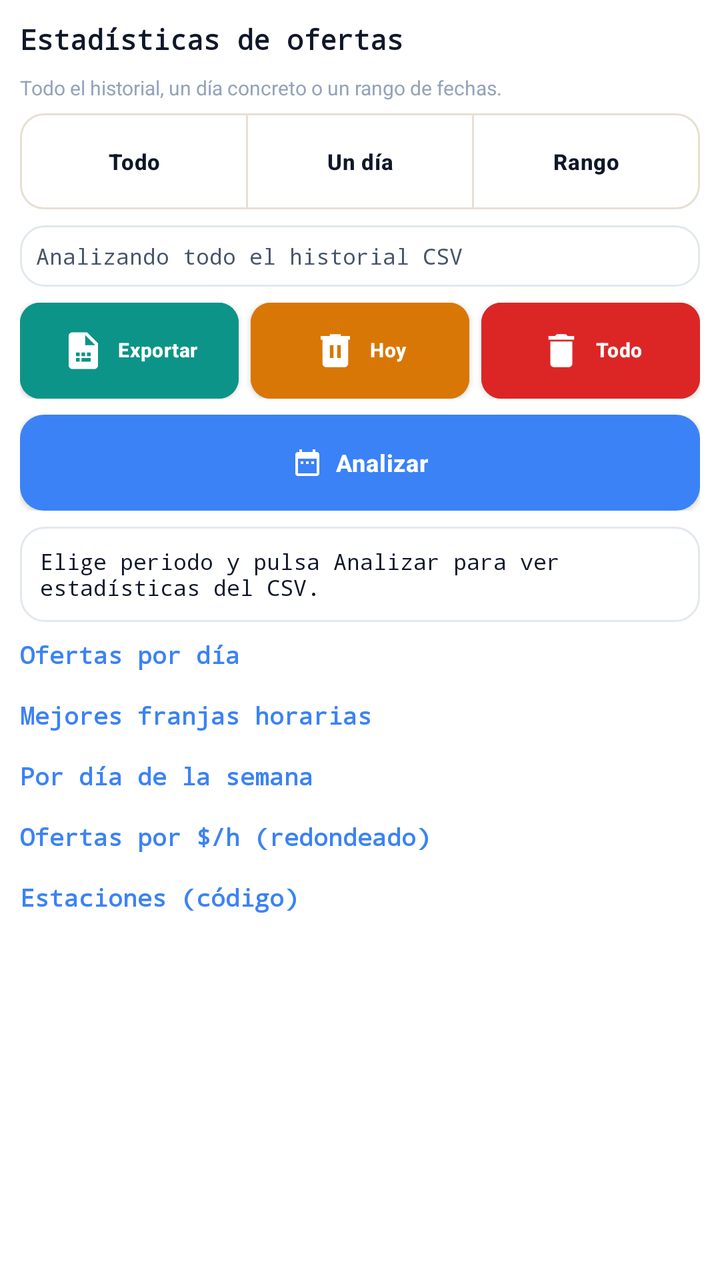
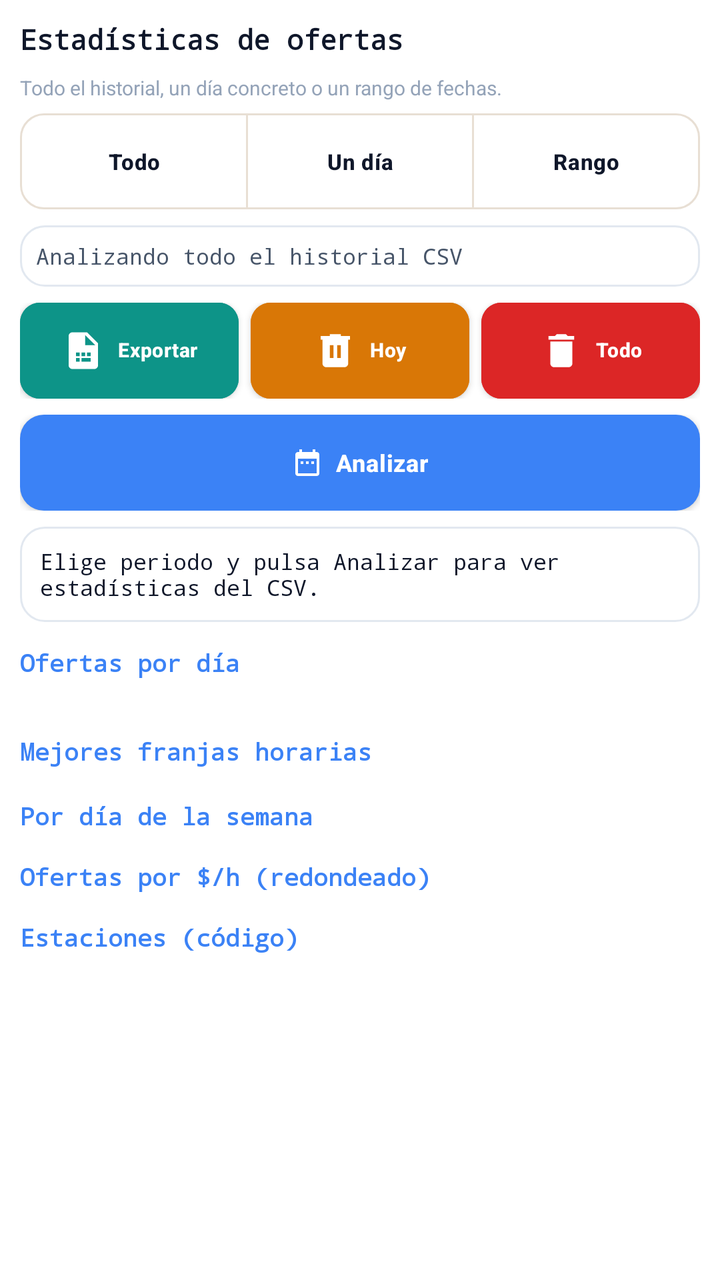

An Android layout rendered at two revisions. The XML below is the earlier revision; the diff shows what the commit changed to produce the second picture.
<!-- AndroidManifest.xml: application theme AppTheme -->
<!-- res/layout/fragment_offer_stats.xml -->
<?xml version="1.0" encoding="utf-8"?>
<ScrollView xmlns:android="http://schemas.android.com/apk/res/android"
    xmlns:app="http://schemas.android.com/apk/res-auto"
    android:layout_width="match_parent"
    android:layout_height="match_parent"
    android:background="@color/bg_page"
    android:fillViewport="true">

    <LinearLayout
        android:layout_width="match_parent"
        android:layout_height="wrap_content"
        android:orientation="vertical"
        android:padding="10dp">

        <TextView
            android:layout_width="match_parent"
            android:layout_height="wrap_content"
            android:text="@string/offer_stats_title"
            android:textColor="@color/text_primary"
            android:textSize="14sp"
            android:textStyle="bold"
            android:fontFamily="monospace"
            android:layout_marginBottom="8dp" />

        <TextView
            android:layout_width="match_parent"
            android:layout_height="wrap_content"
            android:text="@string/offer_stats_range_hint"
            android:textColor="@color/text_hint"
            android:textSize="10sp"
            android:layout_marginBottom="6dp" />

        <com.google.android.material.button.MaterialButtonToggleGroup
            android:id="@+id/toggleOfferStatsRange"
            android:layout_width="match_parent"
            android:layout_height="wrap_content"
            android:layout_marginBottom="8dp"
            app:singleSelection="true"
            app:selectionRequired="true">

            <com.google.android.material.button.MaterialButton
                android:id="@+id/btnStatsRangeAll"
                style="@style/SparkButtonSecondary"
                android:layout_width="0dp"
                android:layout_height="wrap_content"
                android:layout_weight="1"
                android:text="@string/offer_stats_range_all"
                android:textSize="11sp"
                android:checked="true" />

            <com.google.android.material.button.MaterialButton
                android:id="@+id/btnStatsRangeDay"
                style="@style/SparkButtonSecondary"
                android:layout_width="0dp"
                android:layout_height="wrap_content"
                android:layout_weight="1"
                android:text="@string/offer_stats_range_day"
                android:textSize="11sp" />

            <com.google.android.material.button.MaterialButton
                android:id="@+id/btnStatsRangePeriod"
                style="@style/SparkButtonSecondary"
                android:layout_width="0dp"
                android:layout_height="wrap_content"
                android:layout_weight="1"
                android:text="@string/offer_stats_range_period"
                android:textSize="11sp" />
        </com.google.android.material.button.MaterialButtonToggleGroup>

        <TextView
            android:id="@+id/tvOfferStatsRangeLabel"
            android:layout_width="match_parent"
            android:layout_height="wrap_content"
            android:background="@drawable/stat_card"
            android:padding="8dp"
            android:text="@string/offer_stats_range_all_label"
            android:textColor="@color/text_secondary"
            android:textSize="11sp"
            android:fontFamily="monospace"
            android:layout_marginBottom="8dp" />

        <android.widget.GridLayout
            android:layout_width="match_parent"
            android:layout_height="wrap_content"
            android:columnCount="3"
            android:rowCount="1"
            android:alignmentMode="alignBounds"
            android:layout_marginBottom="8dp">

            <com.google.android.material.button.MaterialButton
                android:id="@+id/btnStatsExportAll"
                style="@style/HistorialActionButton"
                android:layout_width="0dp"
                android:layout_height="@dimen/hist_action_btn_height"
                android:layout_columnWeight="1"
                android:layout_row="0"
                android:layout_column="0"
                android:layout_marginEnd="3dp"
                android:backgroundTint="@color/hist_action_csv_bg"
                android:text="@string/offer_stats_export_all"
                android:textSize="10sp"
                app:icon="@drawable/ic_hist_csv" />

            <com.google.android.material.button.MaterialButton
                android:id="@+id/btnStatsClearToday"
                style="@style/HistorialActionButton"
                android:layout_width="0dp"
                android:layout_height="@dimen/hist_action_btn_height"
                android:layout_columnWeight="1"
                android:layout_row="0"
                android:layout_column="1"
                android:layout_marginStart="3dp"
                android:layout_marginEnd="3dp"
                android:backgroundTint="@color/hist_action_today_bg"
                android:text="@string/offer_stats_clear_today"
                android:textSize="10sp"
                app:icon="@drawable/ic_hist_trash_today" />

            <com.google.android.material.button.MaterialButton
                android:id="@+id/btnStatsClearAll"
                style="@style/HistorialActionButton"
                android:layout_width="0dp"
                android:layout_height="@dimen/hist_action_btn_height"
                android:layout_columnWeight="1"
                android:layout_row="0"
                android:layout_column="2"
                android:layout_marginStart="3dp"
                android:backgroundTint="@color/hist_action_all_bg"
                android:text="@string/offer_stats_clear_all"
                android:textSize="10sp"
                app:icon="@drawable/ic_hist_trash_all" />
        </android.widget.GridLayout>

        <LinearLayout
            android:layout_width="match_parent"
            android:layout_height="wrap_content"
            android:orientation="horizontal"
            android:gravity="center_vertical"
            android:layout_marginBottom="8dp">

            <com.google.android.material.button.MaterialButton
                android:id="@+id/btnPickOfferStatsDate"
                style="@style/SparkButtonSecondary"
                android:layout_width="0dp"
                android:layout_height="wrap_content"
                android:layout_weight="1"
                android:layout_marginEnd="6dp"
                android:text="@string/offer_stats_pick_day"
                android:textSize="11sp"
                android:visibility="gone"
                app:icon="@drawable/ic_hist_calendar"
                app:iconGravity="textStart"
                app:iconPadding="6dp"
                app:iconSize="16dp"
                app:iconTint="@color/text_primary" />

            <com.google.android.material.button.MaterialButton
                android:id="@+id/btnRefreshOfferStats"
                style="@style/SparkButtonPrimary"
                android:layout_width="0dp"
                android:layout_height="wrap_content"
                android:layout_weight="1"
                android:text="@string/offer_stats_analyze"
                android:textSize="12sp"
                app:icon="@drawable/ic_hist_calendar"
                app:iconGravity="textStart"
                app:iconPadding="6dp"
                app:iconSize="16dp"
                app:iconTint="@color/button_primary_text" />
        </LinearLayout>

        <TextView
            android:id="@+id/tvOfferStatsSummary"
            android:layout_width="match_parent"
            android:layout_height="wrap_content"
            android:background="@drawable/stat_card"
            android:padding="10dp"
            android:text="@string/offer_stats_empty"
            android:textColor="@color/text_primary"
            android:textSize="11sp"
            android:fontFamily="monospace"
            android:layout_marginBottom="8dp" />

        <TextView
            android:id="@+id/tvOfferStatsDailyHeader"
            android:layout_width="match_parent"
            android:layout_height="wrap_content"
            android:text="@string/offer_stats_daily_header"
            android:textColor="@color/accent_teal"
            android:textSize="12sp"
            android:textStyle="bold"
            android:fontFamily="monospace"
            android:layout_marginBottom="4dp" />

        <FrameLayout
            android:id="@+id/statsDailyTableHost"
            android:layout_width="match_parent"
            android:layout_height="wrap_content"
            android:layout_marginBottom="10dp" />

        <TextView
            android:layout_width="match_parent"
            android:layout_height="wrap_content"
            android:text="@string/offer_stats_hourly_header"
            android:textColor="@color/accent_teal"
            android:textSize="12sp"
            android:textStyle="bold"
            android:fontFamily="monospace"
            android:layout_marginBottom="4dp" />

        <FrameLayout
            android:id="@+id/statsHourlyTableHost"
            android:layout_width="match_parent"
            android:layout_height="wrap_content"
            android:layout_marginBottom="10dp" />

        <TextView
            android:id="@+id/tvOfferStatsWeekdayHeader"
            android:layout_width="match_parent"
            android:layout_height="wrap_content"
            android:text="@string/offer_stats_weekday_header"
            android:textColor="@color/accent_teal"
            android:textSize="12sp"
            android:textStyle="bold"
            android:fontFamily="monospace"
            android:layout_marginBottom="4dp" />

        <FrameLayout
            android:id="@+id/statsWeekdayTableHost"
            android:layout_width="match_parent"
            android:layout_height="wrap_content"
            android:layout_marginBottom="10dp" />

        <TextView
            android:layout_width="match_parent"
            android:layout_height="wrap_content"
            android:text="@string/offer_stats_rate_header"
            android:textColor="@color/accent_teal"
            android:textSize="12sp"
            android:textStyle="bold"
            android:fontFamily="monospace"
            android:layout_marginBottom="4dp" />

        <FrameLayout
            android:id="@+id/statsRatesTableHost"
            android:layout_width="match_parent"
            android:layout_height="wrap_content"
            android:layout_marginBottom="10dp" />

        <TextView
            android:layout_width="match_parent"
            android:layout_height="wrap_content"
            android:text="@string/offer_stats_stations_header"
            android:textColor="@color/accent_teal"
            android:textSize="12sp"
            android:textStyle="bold"
            android:fontFamily="monospace"
            android:layout_marginBottom="4dp" />

        <FrameLayout
            android:id="@+id/statsStationsTableHost"
            android:layout_width="match_parent"
            android:layout_height="wrap_content" />

    </LinearLayout>
</ScrollView>
<!-- resources referenced by this layout -->
<resources>
  <color name="accent_teal">#3B82F6</color>
  <color name="bg_page">#FFFFFF</color>
  <color name="button_primary_text">#FFFFFF</color>
  <color name="hist_action_all_bg">#DC2626</color>
  <color name="hist_action_csv_bg">#0D9488</color>
  <color name="hist_action_today_bg">#D97706</color>
  <color name="text_hint">#94A3B8</color>
  <color name="text_primary">#0F172A</color>
  <color name="text_secondary">#475569</color>
  <dimen name="hist_action_btn_height">48dp</dimen>
  <!-- drawable stat_card (drawable) -->
  <?xml version="1.0" encoding="utf-8"?>
  <shape xmlns:android="http://schemas.android.com/apk/res/android">
      <solid android:color="@color/bg_card"/>
      <stroke android:width="1dp" android:color="@color/border_subtle"/>
      <corners android:radius="12dp"/>
  </shape>
  <string name="offer_stats_analyze">Analizar</string>
  <string name="offer_stats_clear_all">Todo</string>
  <string name="offer_stats_clear_today">Hoy</string>
  <string name="offer_stats_daily_header">Ofertas por día</string>
  <string name="offer_stats_empty">Elige periodo y pulsa Analizar para ver estadísticas del CSV.</string>
  <string name="offer_stats_export_all">Exportar</string>
  <string name="offer_stats_hourly_header">Mejores franjas horarias</string>
  <string name="offer_stats_pick_day">Elegir día</string>
  <string name="offer_stats_range_all">Todo</string>
  <string name="offer_stats_range_all_label">Analizando todo el historial CSV</string>
  <string name="offer_stats_range_day">Un día</string>
  <string name="offer_stats_range_hint">Todo el historial, un día concreto o un rango de fechas.</string>
  <string name="offer_stats_range_period">Rango</string>
  <string name="offer_stats_rate_header">Ofertas por $/h (redondeado)</string>
  <string name="offer_stats_stations_header">Estaciones (código)</string>
  <string name="offer_stats_title">Estadísticas de ofertas</string>
  <string name="offer_stats_weekday_header">Por día de la semana</string>
  <color name="bg_card">#FFFFFF</color>
  <color name="border_subtle">#E2E8F0</color>
  <color name="button_primary_bg">#3B82F6</color>
  <color name="border_input">#E8DFD4</color>
  <color name="colorPrimary">#FFFFFF</color>
  <color name="colorPrimaryDark">#FFFFFF</color>
  <color name="colorAccent">#3B82F6</color>
  <style name="SparkSwitch" parent="Widget.MaterialComponents.CompoundButton.Switch">
          <item name="thumbTint">@color/header_switch_thumb</item>
          <item name="trackTint">@color/switch_track_selector</item>
      </style>
  <style name="PichiXTextInputLayout" parent="Widget.MaterialComponents.TextInputLayout.OutlinedBox">
          <item name="boxBackgroundColor">@color/bg_input</item>
          <item name="boxStrokeColor">@color/border_input</item>
          <item name="hintTextColor">@color/text_secondary</item>
          <item name="android:textColorHint">@color/text_hint</item>
      </style>
  <color name="white">#FFFFFF</color>
  <style name="SparkAlertDialogTitle" parent="MaterialAlertDialog.MaterialComponents.Title.Text">
          <item name="android:textColor">@color/text_primary</item>
      </style>
  <style name="SparkAlertDialogBody" parent="MaterialAlertDialog.MaterialComponents.Body.Text">
          <item name="android:textColor">@color/text_secondary</item>
      </style>
  <style name="SparkAlertDialogButton" parent="Widget.MaterialComponents.Button.TextButton.Dialog">
          <item name="android:textColor">@color/colorAccent</item>
          <item name="rippleColor">@color/sidebar_ripple</item>
      </style>
  <color name="bg_input">#FFF8F0</color>
  <color name="sidebar_ripple">#1A3B82F6</color>
  <!-- unchanged entries left out for length: 10 -->
</resources>

<!-- the commit's change to res/layout/fragment_offer_stats.xml (unified diff, before → after) -->
@@ -1,10 +1,12 @@
 <?xml version="1.0" encoding="utf-8"?>
 <ScrollView xmlns:android="http://schemas.android.com/apk/res/android"
     xmlns:app="http://schemas.android.com/apk/res-auto"
+    android:id="@+id/scrollOfferStats"
     android:layout_width="match_parent"
     android:layout_height="match_parent"
     android:background="@color/bg_page"
-    android:fillViewport="true">
+    android:fillViewport="true"
+    android:descendantFocusability="afterDescendants">
 
     <LinearLayout
         android:layout_width="match_parent"
@@ -190,7 +192,8 @@
             android:textSize="12sp"
             android:textStyle="bold"
             android:fontFamily="monospace"
-            android:layout_marginBottom="4dp" />
+            android:layout_marginTop="4dp"
+            android:layout_marginBottom="6dp" />
 
         <FrameLayout
             android:id="@+id/statsDailyTableHost"
@@ -206,7 +209,8 @@
             android:textSize="12sp"
             android:textStyle="bold"
             android:fontFamily="monospace"
-            android:layout_marginBottom="4dp" />
+            android:layout_marginTop="12dp"
+            android:layout_marginBottom="6dp" />
 
         <FrameLayout
             android:id="@+id/statsHourlyTableHost"
